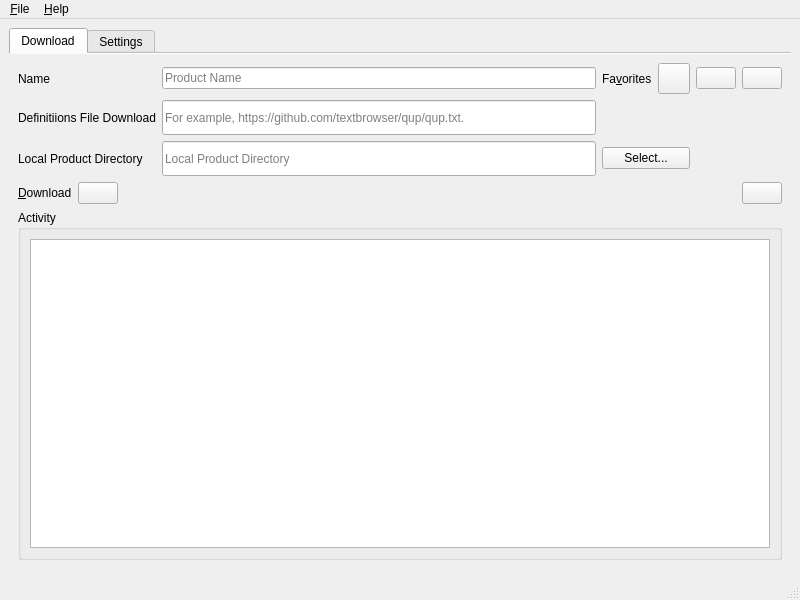
textbrowser/qup, file ui/qup.ui: the form before one commit.
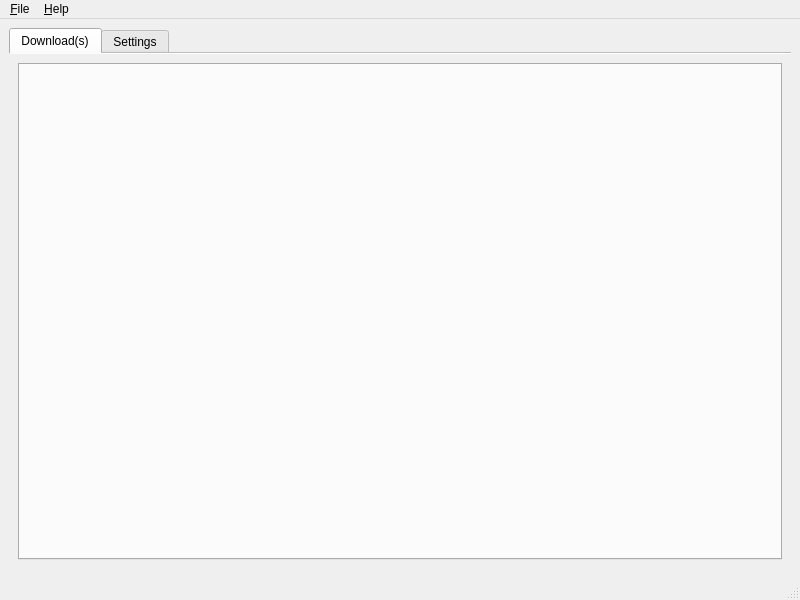
The form after the commit. Icons and pictures are not drawn.

Commit message: Multiple download pages.

What changed in the file:
```diff
--- a/ui/qup.ui
+++ b/ui/qup.ui
@@ -36,227 +36,11 @@
          <normaloff>:/download.png</normaloff>:/download.png</iconset>
        </attribute>
        <attribute name="title">
-        <string>Download</string>
+        <string>Download(s)</string>
        </attribute>
        <layout class="QVBoxLayout" name="verticalLayout_3">
         <item>
-         <layout class="QGridLayout" name="gridLayout">
-          <item row="1" column="1">
-           <widget class="QLineEdit" name="qup_txt_location">
-            <property name="minimumSize">
-             <size>
-              <width>0</width>
-              <height>35</height>
-             </size>
-            </property>
-            <property name="placeholderText">
-             <string>For example, https://github.com/textbrowser/qup/qup.txt.</string>
-            </property>
-            <property name="clearButtonEnabled">
-             <bool>true</bool>
-            </property>
-           </widget>
-          </item>
-          <item row="2" column="2">
-           <widget class="QPushButton" name="select_local_directory">
-            <property name="text">
-             <string>Select...</string>
-            </property>
-           </widget>
-          </item>
-          <item row="0" column="0">
-           <widget class="QLabel" name="label_3">
-            <property name="text">
-             <string>Name</string>
-            </property>
-           </widget>
-          </item>
-          <item row="2" column="0">
-           <widget class="QLabel" name="label_4">
-            <property name="text">
-             <string>Local Product Directory</string>
-            </property>
-           </widget>
-          </item>
-          <item row="2" column="1">
-           <widget class="QLineEdit" name="local_directory">
-            <property name="minimumSize">
-             <size>
-              <width>0</width>
-              <height>35</height>
-             </size>
-            </property>
-            <property name="placeholderText">
-             <string>Local Product Directory</string>
-            </property>
-            <property name="clearButtonEnabled">
-             <bool>true</bool>
-            </property>
-           </widget>
-          </item>
-          <item row="0" column="3">
-           <widget class="QPushButton" name="save_favorite">
-            <property name="toolTip">
-             <string>Save Favorite</string>
-            </property>
-            <property name="icon">
-             <iconset resource="../images/images.qrc">
-              <normaloff>:/save.png</normaloff>:/save.png</iconset>
-            </property>
-            <property name="iconSize">
-             <size>
-              <width>24</width>
-              <height>24</height>
-             </size>
-            </property>
-           </widget>
-          </item>
-          <item row="0" column="1">
-           <widget class="QLineEdit" name="favorite_name">
-            <property name="placeholderText">
-             <string>Product Name</string>
-            </property>
-            <property name="clearButtonEnabled">
-             <bool>true</bool>
-            </property>
-           </widget>
-          </item>
-          <item row="1" column="0">
-           <widget class="QLabel" name="label">
-            <property name="text">
-             <string>Definitiions File Download</string>
-            </property>
-           </widget>
-          </item>
-          <item row="0" column="4">
-           <widget class="QPushButton" name="delete_favorite">
-            <property name="toolTip">
-             <string>Delete Favorite</string>
-            </property>
-            <property name="icon">
-             <iconset resource="../images/images.qrc">
-              <normaloff>:/delete.png</normaloff>:/delete.png</iconset>
-            </property>
-            <property name="iconSize">
-             <size>
-              <width>24</width>
-              <height>24</height>
-             </size>
-            </property>
-           </widget>
-          </item>
-          <item row="0" column="2">
-           <layout class="QHBoxLayout" name="horizontalLayout">
-            <item>
-             <widget class="QLabel" name="label_2">
-              <property name="text">
-               <string>Fa&amp;vorites</string>
-              </property>
-              <property name="buddy">
-               <cstring>favorites</cstring>
-              </property>
-             </widget>
-            </item>
-            <item>
-             <widget class="QToolButton" name="favorites">
-              <property name="toolTip">
-               <string>Favorites</string>
-              </property>
-              <property name="text">
-               <string/>
-              </property>
-              <property name="icon">
-               <iconset resource="../images/images.qrc">
-                <normaloff>:/menu.png</normaloff>:/menu.png</iconset>
-              </property>
-              <property name="iconSize">
-               <size>
-                <width>24</width>
-                <height>24</height>
-               </size>
-              </property>
-             </widget>
-            </item>
-           </layout>
-          </item>
-         </layout>
-        </item>
-        <item>
-         <layout class="QHBoxLayout" name="horizontalLayout_3">
-          <item>
-           <widget class="QLabel" name="label_6">
-            <property name="text">
-             <string>&amp;Download</string>
-            </property>
-            <property name="buddy">
-             <cstring>download</cstring>
-            </property>
-           </widget>
-          </item>
-          <item>
-           <widget class="QPushButton" name="download">
-            <property name="toolTip">
-             <string>Download</string>
-            </property>
-            <property name="icon">
-             <iconset resource="../images/images.qrc">
-              <normaloff>:/download.png</normaloff>:/download.png</iconset>
-            </property>
-            <property name="iconSize">
-             <size>
-              <width>24</width>
-              <height>24</height>
-             </size>
-            </property>
-           </widget>
-          </item>
-          <item>
-           <spacer name="horizontalSpacer">
-            <property name="orientation">
-             <enum>Qt::Horizontal</enum>
-            </property>
-            <property name="sizeHint" stdset="0">
-             <size>
-              <width>40</width>
-              <height>20</height>
-             </size>
-            </property>
-           </spacer>
-          </item>
-          <item>
-           <widget class="QPushButton" name="install">
-            <property name="toolTip">
-             <string>Install</string>
-            </property>
-            <property name="icon">
-             <iconset resource="../images/images.qrc">
-              <normaloff>:/ok.png</normaloff>:/ok.png</iconset>
-            </property>
-            <property name="iconSize">
-             <size>
-              <width>24</width>
-              <height>24</height>
-             </size>
-            </property>
-           </widget>
-          </item>
-         </layout>
-        </item>
-        <item>
-         <widget class="QGroupBox" name="groupBox">
-          <property name="title">
-           <string>Activity</string>
-          </property>
-          <layout class="QVBoxLayout" name="verticalLayout_2">
-           <item>
-            <widget class="QTextEdit" name="activity">
-             <property name="readOnly">
-              <bool>true</bool>
-             </property>
-            </widget>
-           </item>
-          </layout>
-         </widget>
+         <widget class="QTabWidget" name="pages"/>
         </item>
        </layout>
       </widget>
```
Left out of the diff: 11 changed lines with no effect on the pictures. The commit also changes 5 other files.
